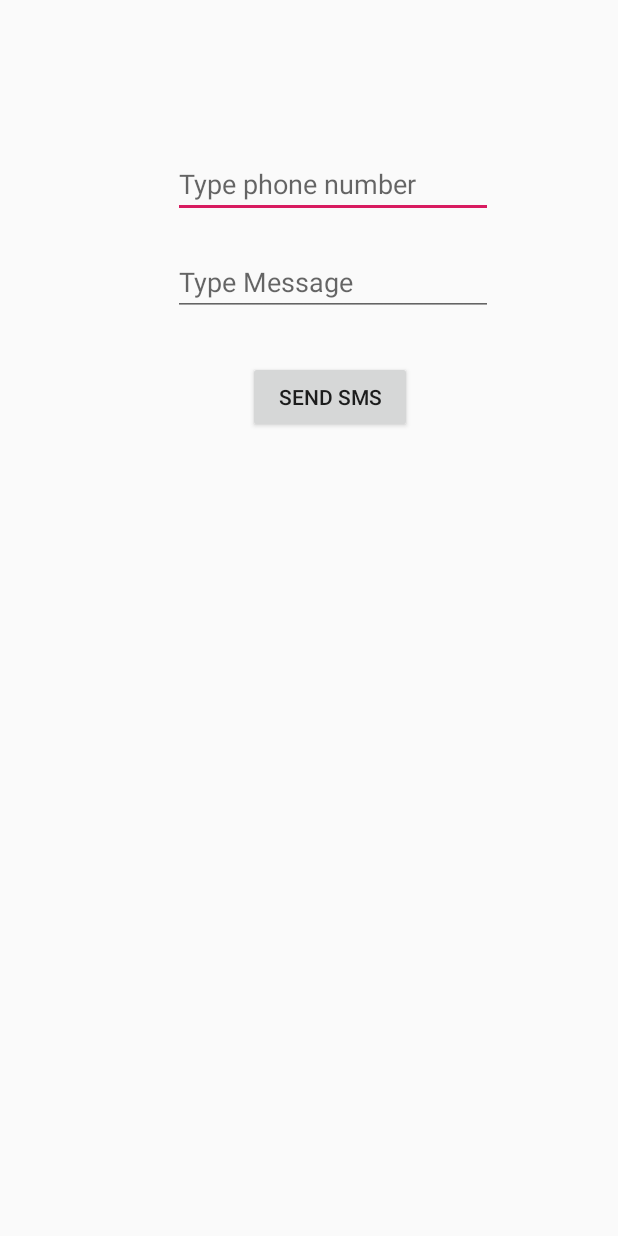
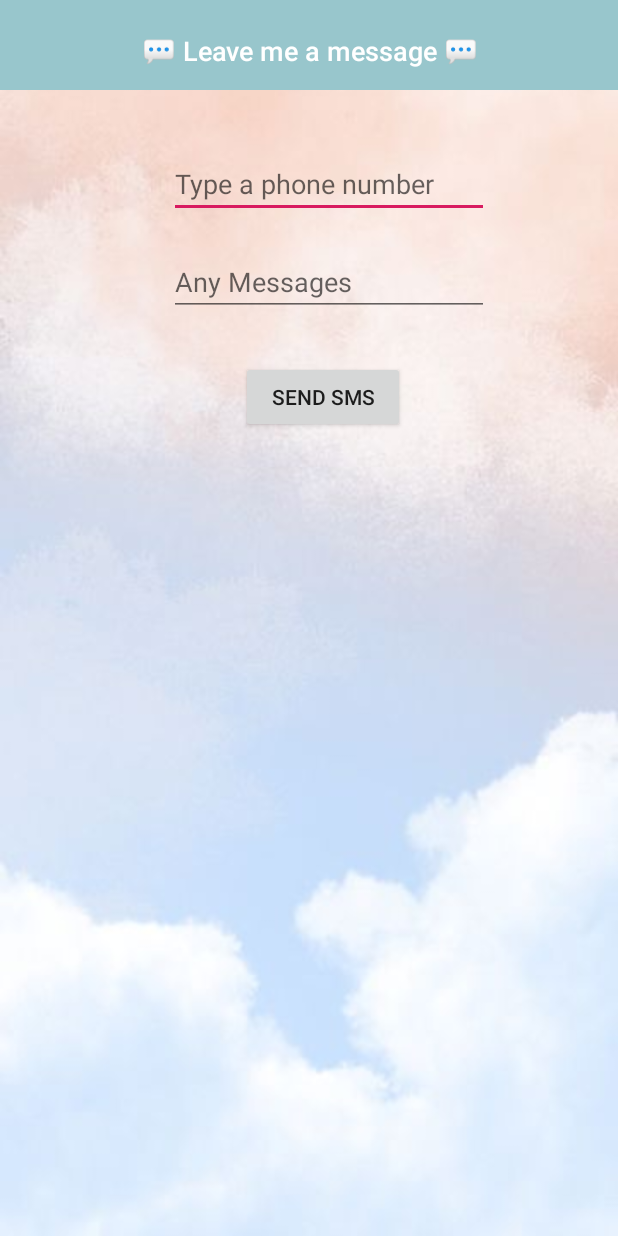
Before and after one commit to GiselleYen/CAT-Project, an Android app: the SendMessage screen opened directly, with no data from a screen before it, on a phone screen of 412 x 824 dp. Run offline under Robolectric (Android 15) with nearby library versions, the phone set to English and light mode, and no system bars.

Commit message:
QianHui design update

```diff
--- a/app/src/main/res/layout/activity_first.xml
+++ b/app/src/main/res/layout/activity_first.xml
@@ -143,14 +143,14 @@
                 <TextView
                     android:layout_width="match_parent"
                     android:layout_height="wrap_content"
-                    android:text="📞CALL ME BY 1 2 3 I'LL BE THERE💕‍"
+                    android:text="📞LET'S HAVE SOME CHILL TALK MOMENT💕‍"
                     android:fontFamily="sans-serif-black"
                     android:textColor="#000000"
                     android:textSize="20sp"/>
                 <TextView
                     android:layout_width="match_parent"
                     android:layout_height="wrap_content"
-                    android:text="Let's socialize, sharing joyful moment together ✨"
+                    android:text="Happy Birthday!🥳 Miss you so much, let's socialize and create a joyful moment together😆🌻✨"
                     android:fontFamily="sans-serif-light"
                     android:textColor="#a9a9a9"
                     android:textSize="15sp"/>
--- a/app/src/main/res/layout/activity_send_message.xml
+++ b/app/src/main/res/layout/activity_send_message.xml
@@ -4,7 +4,30 @@
     xmlns:tools="http://schemas.android.com/tools"
     android:layout_width="match_parent"
     android:layout_height="match_parent"
-    tools:context=".SendMessage">
+    tools:context=".SendMessage"
+    android:background="@drawable/background">
+
+    <LinearLayout
+        android:id="@+id/top"
+        android:layout_width="match_parent"
+        android:layout_height="60dp"
+        android:background="#98C6CC"
+        android:orientation="horizontal"
+        app:layout_constraintEnd_toEndOf="parent"
+        app:layout_constraintHeight_percent="0.049"
+        app:layout_constraintHorizontal_bias="0.0"
+        app:layout_constraintStart_toStartOf="parent"
+        app:layout_constraintTop_toTopOf="parent">
+        <TextView
+            android:layout_width="match_parent"
+            android:layout_height="67dp"
+            android:fontFamily="sans-serif-light"
+            android:gravity="center"
+            android:text="💬 Leave me a message 💬"
+            android:textColor="#ffffff"
+            android:textSize="18sp"
+            android:textStyle="bold" />
+    </LinearLayout>
 
     <LinearLayout
         android:layout_width="match_parent"
@@ -18,27 +41,27 @@
             android:id="@+id/editTextNumber"
             android:layout_width="wrap_content"
             android:layout_height="wrap_content"
-            android:layout_marginStart="100dp"
+            android:layout_marginStart="97dp"
             android:layout_marginLeft="100dp"
             android:layout_marginTop="100dp"
             android:layout_marginEnd="50dp"
             android:layout_marginRight="50dp"
             android:layout_marginBottom="0dp"
             android:ems="10"
-            android:hint="Type phone number"
+            android:hint="Type a phone number"
             android:inputType="number" />
 
         <EditText
             android:id="@+id/editTextTextMessage"
             android:layout_width="wrap_content"
             android:layout_height="wrap_content"
-            android:layout_marginStart="100dp"
+            android:layout_marginStart="97dp"
             android:layout_marginLeft="100dp"
             android:layout_marginTop="20dp"
             android:layout_marginBottom="0dp"
             android:ems="10"
             android:gravity="start|top"
-            android:hint="Type Message"
+            android:hint="Any Messages"
             android:inputType="textMultiLine" />
 
 
@@ -46,7 +69,7 @@
             android:id="@+id/button"
             android:layout_width="109dp"
             android:layout_height="wrap_content"
-            android:layout_marginStart="150dp"
+            android:layout_marginStart="145dp"
             android:layout_marginLeft="150dp"
             android:layout_marginTop="30dp"
             android:onClick="sendSMS"
```
Also changed, not shown: app/src/main/res/layout/activity_call_me.xml (+7 -7 lines).
